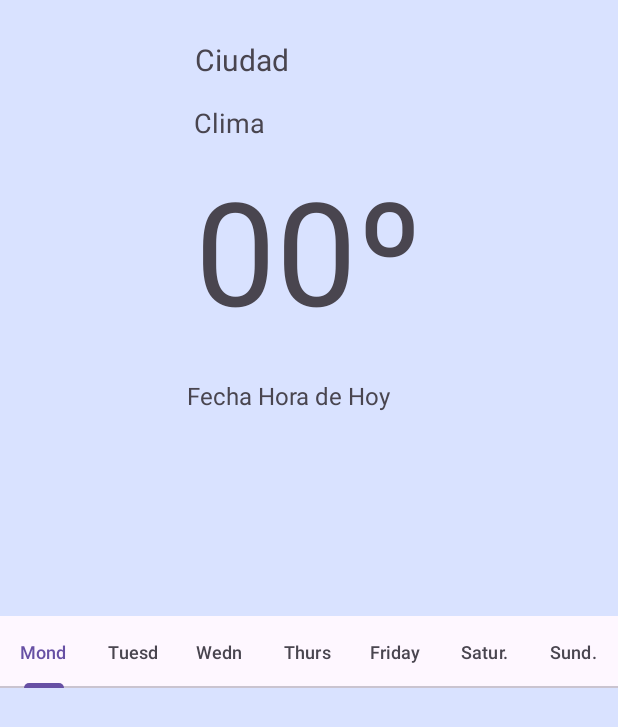
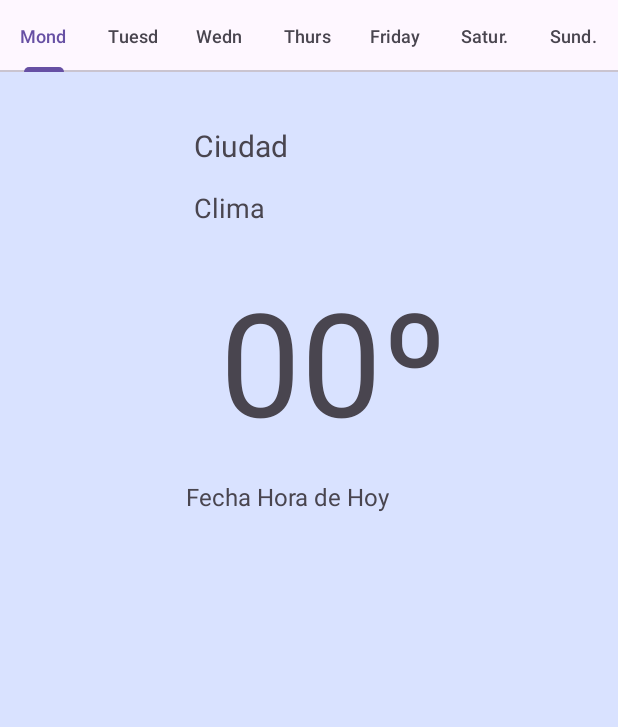
Before and after one commit to Jzaforas00/Nimbus, an Android app: the screen it shows after launch (MainActivity), on a phone screen of 412 x 824 dp. Shown: the top 727 px of the screen. Run offline under Robolectric (Android 15) with nearby library versions, the phone set to English and light mode, and no system bars; our stand-ins replace Volley; network calls fail.

Commit message:
Implement logic to get current date and time

```diff
--- a/app/src/main/java/com/jzv/nimbus/MainActivity.java
+++ b/app/src/main/java/com/jzv/nimbus/MainActivity.java
@@ -21,6 +21,12 @@ import com.android.volley.toolbox.Volley;
 import org.json.JSONArray;
 import org.json.JSONException;
 import org.json.JSONObject;
+
+import java.text.SimpleDateFormat;
+import java.time.LocalDateTime;
+import java.time.format.DateTimeFormatter;
+import java.util.Calendar;
+import java.util.Locale;
 
 public class MainActivity extends AppCompatActivity {
 
@@ -64,7 +70,7 @@ public class MainActivity extends AppCompatActivity {
 
                             String ciudad = location.getString("name");
                             String region = location.getString("region");
-                            String hora_dia = "";
+                            String hora_dia = obtenerFechaHoraActual();
                             String temperatura = current.getString("temp_c"); //Cº
                             String clima = condition.getString("text");
                             String vientoKh = current.getString("wind_kph");
@@ -105,4 +111,9 @@ public class MainActivity extends AppCompatActivity {
         requestQueue.getCache().clear();
         requestQueue.add(request);
     }
+
+    public String obtenerFechaHoraActual() {
+        SimpleDateFormat sdf = new SimpleDateFormat("yyyy-MM-dd HH:mm:ss", Locale.getDefault());
+        return sdf.format(Calendar.getInstance().getTime());
+    }
 }
--- a/app/src/main/res/layout/activity_main.xml
+++ b/app/src/main/res/layout/activity_main.xml
@@ -8,65 +8,14 @@
     android:background="@color/material_dynamic_primary90"
     tools:context=".MainActivity">
 
-    <TextView
-        android:id="@+id/campoCiudad"
-        android:layout_width="wrap_content"
-        android:layout_height="wrap_content"
-        android:layout_marginStart="129dp"
-        android:layout_marginTop="26dp"
-        android:layout_marginEnd="219dp"
-        android:text="Ciudad"
-        android:textSize="20sp"
-        app:layout_constraintEnd_toEndOf="parent"
-        app:layout_constraintStart_toStartOf="parent"
-        app:layout_constraintTop_toTopOf="parent" />
-
-    <TextView
-        android:id="@+id/campoClima"
-        android:layout_width="wrap_content"
-        android:layout_height="wrap_content"
-        android:layout_marginStart="129dp"
-        android:layout_marginTop="16dp"
-        android:layout_marginEnd="236dp"
-        android:text="Clima"
-        android:textSize="18sp"
-        app:layout_constraintEnd_toEndOf="parent"
-        app:layout_constraintStart_toStartOf="parent"
-        app:layout_constraintTop_toBottomOf="@+id/campoCiudad" />
-
-    <TextView
-        android:id="@+id/campoTemperatura"
-        android:layout_width="wrap_content"
-        android:layout_height="wrap_content"
-        android:layout_marginStart="129dp"
-        android:layout_marginTop="8dp"
-        android:layout_marginEnd="130dp"
-        android:text="00º"
-        android:textSize="96sp"
-        app:layout_constraintEnd_toEndOf="parent"
-        app:layout_constraintStart_toStartOf="parent"
-        app:layout_constraintTop_toBottomOf="@+id/campoClima" />
-
-    <TextView
-        android:id="@+id/campoFecha"
-        android:layout_width="wrap_content"
-        android:layout_height="wrap_content"
-        android:layout_marginStart="125dp"
-        android:layout_marginTop="22dp"
-        android:layout_marginEnd="152dp"
-        android:text="Fecha Hora de Hoy"
-        android:textSize="16sp"
-        app:layout_constraintEnd_toEndOf="parent"
-        app:layout_constraintStart_toStartOf="parent"
-        app:layout_constraintTop_toBottomOf="@+id/campoTemperatura" />
-
     <com.google.android.material.tabs.TabLayout
+        android:id="@+id/tabLayout"
         android:layout_width="match_parent"
         android:layout_height="wrap_content"
-        android:layout_marginTop="136dp"
         app:layout_constraintEnd_toEndOf="parent"
+        app:layout_constraintHorizontal_bias="0.0"
         app:layout_constraintStart_toStartOf="parent"
-        app:layout_constraintTop_toBottomOf="@+id/campoFecha">
+        app:layout_constraintTop_toTopOf="parent">
 
         <com.google.android.material.tabs.TabItem
             android:id="@+id/tabLunes"
@@ -112,4 +61,60 @@
 
     </com.google.android.material.tabs.TabLayout>
 
+    <TextView
+        android:id="@+id/campoCiudad"
+        android:layout_width="wrap_content"
+        android:layout_height="wrap_content"
+        android:layout_marginStart="129dp"
+        android:layout_marginTop="35dp"
+        android:layout_marginEnd="219dp"
+        android:text="Ciudad"
+        android:textSize="20sp"
+        app:layout_constraintEnd_toEndOf="parent"
+        app:layout_constraintHorizontal_bias="0.0"
+        app:layout_constraintStart_toStartOf="parent"
+        app:layout_constraintTop_toBottomOf="@+id/tabLayout" />
+
+    <TextView
+        android:id="@+id/campoClima"
+        android:layout_width="wrap_content"
+        android:layout_height="wrap_content"
+        android:layout_marginStart="129dp"
+        android:layout_marginTop="15dp"
+        android:layout_marginEnd="236dp"
+        android:text="Clima"
+        android:textSize="18sp"
+        app:layout_constraintEnd_toEndOf="parent"
+        app:layout_constraintHorizontal_bias="0.0"
+        app:layout_constraintStart_toStartOf="parent"
+        app:layout_constraintTop_toBottomOf="@+id/campoCiudad" />
+
+    <TextView
+        android:id="@+id/campoTemperatura"
+        android:layout_width="wrap_content"
+        android:layout_height="wrap_content"
+        android:layout_marginStart="146dp"
+        android:layout_marginTop="25dp"
+        android:layout_marginEnd="113dp"
+        android:text="00º"
+        android:textSize="96sp"
+        app:layout_constraintEnd_toEndOf="parent"
+        app:layout_constraintHorizontal_bias="1.0"
+        app:layout_constraintStart_toStartOf="parent"
+        app:layout_constraintTop_toBottomOf="@+id/campoClima" />
+
+    <TextView
+        android:id="@+id/campoFecha"
+        android:layout_width="wrap_content"
+        android:layout_height="wrap_content"
+        android:layout_marginStart="125dp"
+        android:layout_marginTop="15dp"
+        android:layout_marginEnd="152dp"
+        android:text="Fecha Hora de Hoy"
+        android:textSize="16sp"
+        app:layout_constraintEnd_toEndOf="parent"
+        app:layout_constraintHorizontal_bias="1.0"
+        app:layout_constraintStart_toStartOf="parent"
+        app:layout_constraintTop_toBottomOf="@+id/campoTemperatura" />
+
 </androidx.constraintlayout.widget.ConstraintLayout>
```
